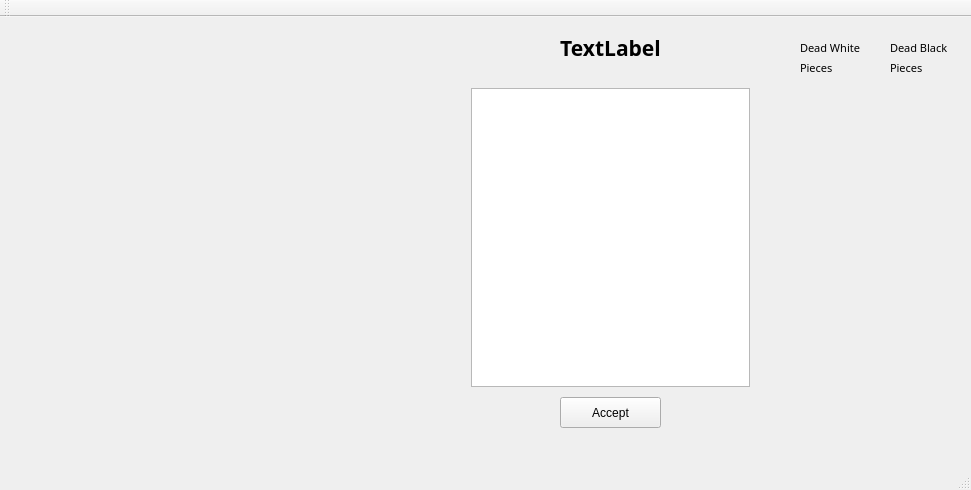
xif19/Chess_project, file Chess_project/Chess_project.ui: the form before one commit.
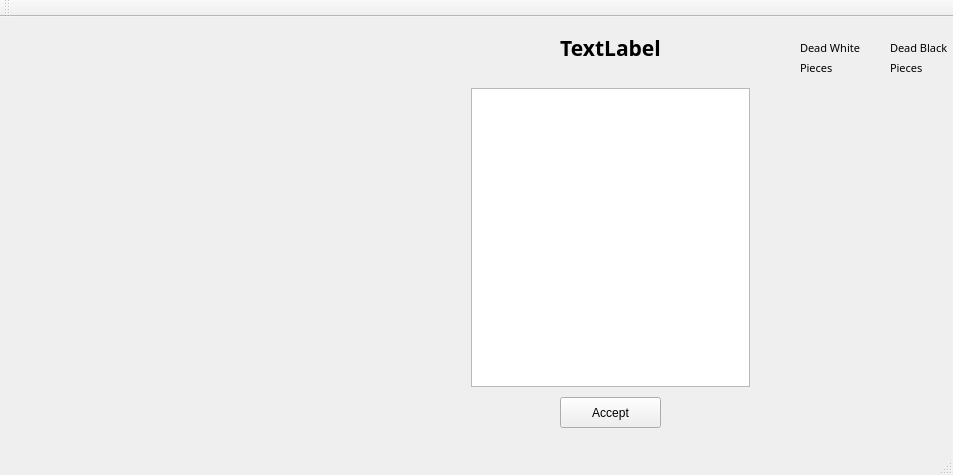
The form after the commit.

Patch:
```diff
--- a/Chess_project/Chess_project.ui
+++ b/Chess_project/Chess_project.ui
@@ -6,8 +6,8 @@
    <rect>
     <x>0</x>
     <y>0</y>
-    <width>971</width>
-    <height>490</height>
+    <width>953</width>
+    <height>475</height>
    </rect>
   </property>
   <property name="contextMenuPolicy">
```
Left out of the diff: 2 changed lines with no effect on the pictures.
